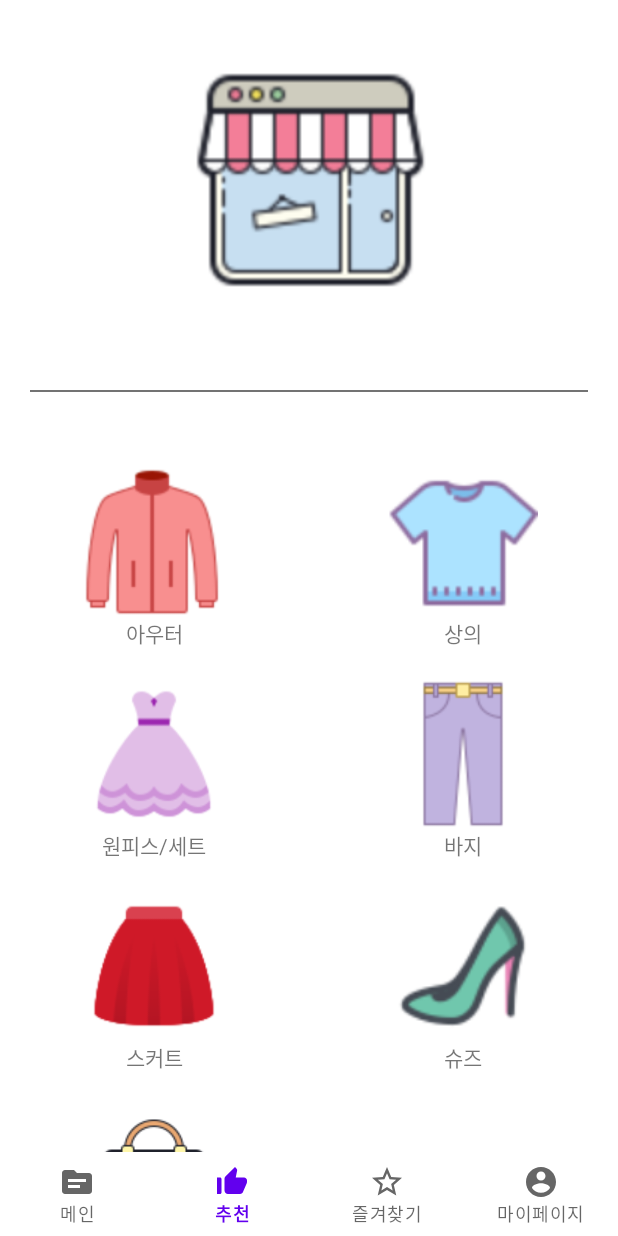
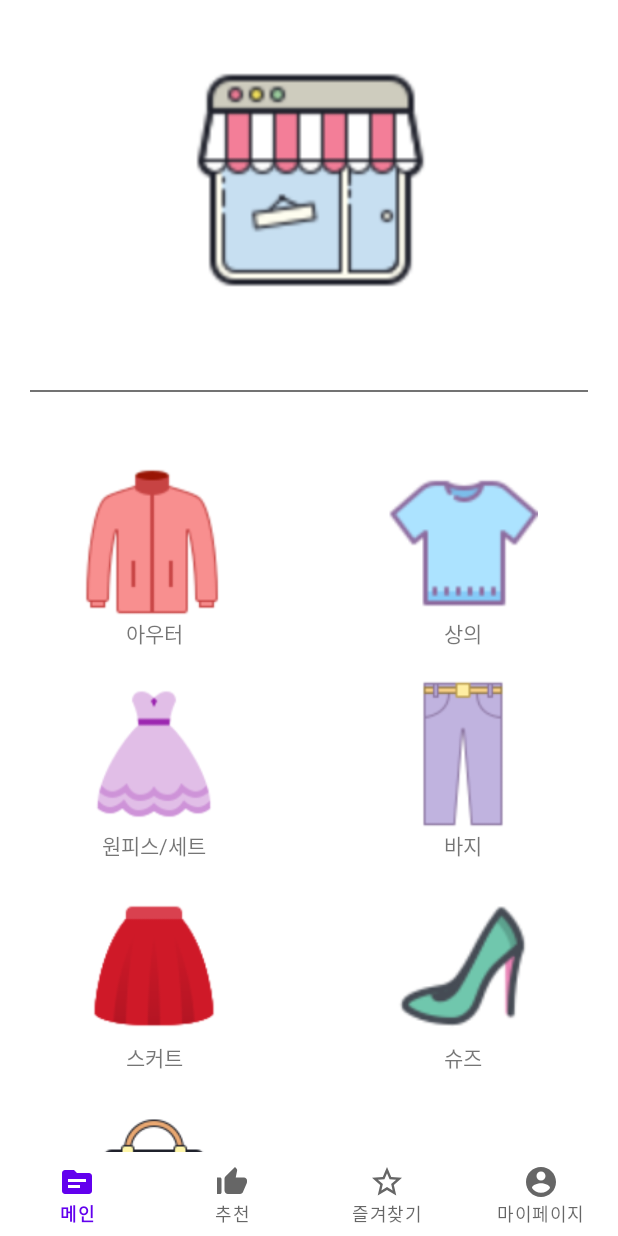
Before and after one commit to otu165/Shop, an Android app: the screen it shows after launch (MainActivity), item 2 of the bottom bar chosen, on a phone screen of 412 x 824 dp. Run offline under Robolectric (Android 15) with nearby library versions, the light colour scheme and no system bars.

Commit message:
juyeon_overall_modify

```diff
--- a/app/src/main/java/com/example/shopping/feature/main/MainActivity.kt
+++ b/app/src/main/java/com/example/shopping/feature/main/MainActivity.kt
@@ -4,11 +4,16 @@ import android.content.Intent
 import androidx.appcompat.app.AppCompatActivity
 import android.os.Bundle
 import android.util.Log
+import android.view.MenuItem
 import android.widget.Toast
 import com.example.shopping.R
 import com.example.shopping.data.main.MainGridViewData
 import com.example.shopping.feature.menu.MenuActivity
+import com.google.android.material.bottomnavigation.BottomNavigationItemView
+import com.google.android.material.bottomnavigation.BottomNavigationMenu
+import com.google.android.material.bottomnavigation.BottomNavigationView
 import kotlinx.android.synthetic.main.activity_main.*
+import kotlinx.android.synthetic.main.bottom_navigation_bar_main.*
 
 class MainActivity : AppCompatActivity() {
     private var backKeyPressed : Long = 0
@@ -38,6 +43,36 @@ class MainActivity : AppCompatActivity() {
             startActivity(intent)
 
         }
+
+        // BottomNavigationBar
+        bottomNavi.setOnNavigationItemSelectedListener(
+            object : BottomNavigationView.OnNavigationItemSelectedListener {
+                override fun onNavigationItemSelected(item: MenuItem): Boolean {
+
+                    when(item.itemId) {
+                        R.id.main -> {
+
+                        }
+                        R.id.recommend -> {
+
+                        }
+                        R.id.bookmark -> {
+
+                        }
+                        else -> {
+
+                        }
+                    }
+
+                    if (item.title.toString() == "추천") {
+                        Toast.makeText(this@MainActivity, "추천!", Toast.LENGTH_SHORT).show()
+                    }
+
+                    return item.isChecked
+                }
+
+            }
+        )
     }
 
     override fun onBackPressed() {
--- a/app/src/main/res/layout/bottom_navigation_bar_main.xml
+++ b/app/src/main/res/layout/bottom_navigation_bar_main.xml
@@ -8,6 +8,7 @@
     android:layout_height="wrap_content">
 
     <com.google.android.material.bottomnavigation.BottomNavigationView
+        android:id="@+id/bottomNavi"
         android:layout_width="wrap_content"
         android:layout_height="wrap_content"
         app:labelVisibilityMode="labeled"
```
